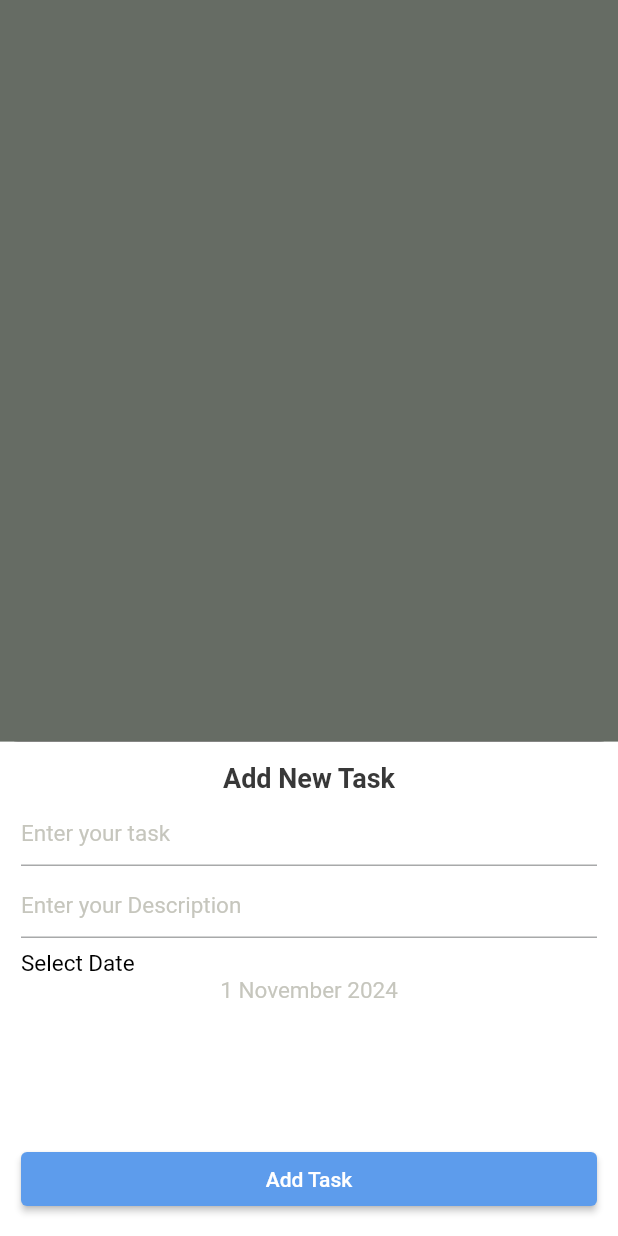
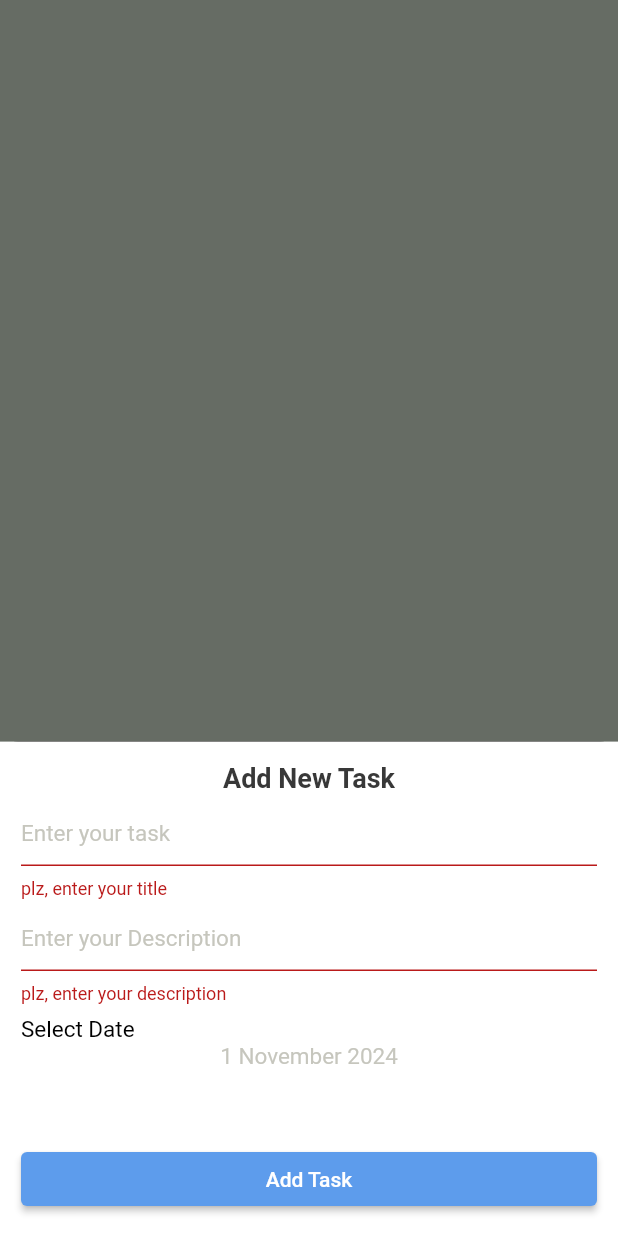
Before and after one commit to osos2511/todo-app, a Flutter app: what show() shows on an empty page, opened directly, after a tap on "Add Task", on a phone screen of 412 x 824 dp. Run offline on Flutter 3.47's test engine with Material 3 defaults, Android fonts, the phone set to English and light mode, and no system bars; our stand-ins replace cloud_firestore, easy_date_timeline, firebase_core, flutter_slidable; accounts and stored records are empty.

```diff
--- a/lib/core/reusable_components/task_item.dart
+++ b/lib/core/reusable_components/task_item.dart
@@ -1,9 +1,10 @@
 import 'package:flutter/material.dart';
 import 'package:flutter_slidable/flutter_slidable.dart';
+import 'package:todo_app/database_manager/model/todo_dm.dart';
 
 class TaskItem extends StatelessWidget {
-  const TaskItem({super.key});
-
+   TaskItem({super.key,required this.todo});
+TodoDm todo;
   @override
   Widget build(BuildContext context) {
     return Container(
@@ -57,8 +58,10 @@ class TaskItem extends StatelessWidget {
                 const SizedBox(width: 25,),
                 Column(
                   children: [
-                    Text('Task Title',style:  Theme.of(context).textTheme.titleMedium),
+                    Text(todo.title,style:  Theme.of(context).textTheme.titleMedium),
                     const SizedBox(height: 10,),
+                    Text(todo.description,style:  Theme.of(context).textTheme.titleMedium),
+
                     Row(
                       mainAxisAlignment: MainAxisAlignment.start,
                       children: [
--- /dev/null
+++ b/lib/database_manager/model/todo_dm.dart
@@ -0,0 +1,33 @@
+import 'package:cloud_firestore/cloud_firestore.dart';
+
+class TodoDm{
+  static const String collectionName='todo';
+  String id;
+  String title;
+  String description;
+  DateTime date;
+  bool isDone;
+  TodoDm({required this.id,
+    required this.title,
+    required this.description,
+    required this.date,
+    required this.isDone,});
+  Map<String,dynamic> toJson()=>{
+    "id":id,
+    "title":title,
+    "description":description,
+    "date":date,
+    "isDone":isDone,
+  };
+
+  factory TodoDm.fromJson(Map<String,dynamic>json){
+    return TodoDm(
+    id:json["id"],
+      title: json["title"],
+      description: json["description"],
+      date: (json["date"] as Timestamp).toDate(),
+      isDone:json["isDone"],
+
+    );
+  }
+}
--- a/lib/presentation/screens/home/add_task_bottom_sheet/add_task_bottom_sheet.dart
+++ b/lib/presentation/screens/home/add_task_bottom_sheet/add_task_bottom_sheet.dart
@@ -1,15 +1,17 @@
+import 'package:cloud_firestore/cloud_firestore.dart';
 import 'package:easy_date_timeline/easy_date_timeline.dart';
 import 'package:flutter/material.dart';
 import 'package:todo_app/core/colors_manager.dart';
 import 'package:todo_app/core/utils/date_utils.dart';
+import 'package:todo_app/database_manager/model/todo_dm.dart';
 
 class AddTaskBottomSheet extends StatefulWidget {
   AddTaskBottomSheet({super.key});
   @override
   State<AddTaskBottomSheet> createState() => _AddTaskBottomSheetState();
 
-  static void show(BuildContext context) {
-    showModalBottomSheet(
+  static Future show(BuildContext context) {
+   return showModalBottomSheet(
       isScrollControlled: true,
       context: context,
       builder: (context) => Padding(
@@ -23,13 +25,17 @@ class AddTaskBottomSheet extends StatefulWidget {
 
 class _AddTaskBottomSheetState extends State<AddTaskBottomSheet> {
   DateTime userSelectedDate = DateTime.now();
-
+  TextEditingController titleController = TextEditingController();
+  TextEditingController descriptionController = TextEditingController();
+  var formKey = GlobalKey<FormState>();
   @override
   Widget build(BuildContext context) {
     return Container(
       color: Theme.of(context).indicatorColor,
       height: MediaQuery.of(context).size.height * 0.4,
       padding: const EdgeInsets.all(14),
+      child: Form(
+        key: formKey,
         child: Column(
           crossAxisAlignment: CrossAxisAlignment.stretch,
           children: [
@@ -39,11 +45,25 @@ class _AddTaskBottomSheetState extends State<AddTaskBottomSheet> {
               style: Theme.of(context).textTheme.headlineMedium,
             ),
             TextFormField(
+              controller: titleController,
+              validator: (input) {
+                if (input == null || input.trim().isEmpty) {
+                  return 'plz, enter your title';
+                }
+                return null;
+              },
               decoration: InputDecoration(
                   hintText: 'Enter your task',
                   hintStyle: Theme.of(context).textTheme.displayMedium),
             ),
             TextFormField(
+              controller: descriptionController,
+              validator: (input) {
+                if (input == null || input.trim().isEmpty) {
+                  return 'plz, enter your description';
+                }
+                return null;
+              },
               decoration: InputDecoration(
                 hintText: 'Enter your Description',
                 hintStyle: Theme.of(context).textTheme.displayMedium,
@@ -69,11 +89,15 @@ class _AddTaskBottomSheetState extends State<AddTaskBottomSheet> {
                 )),
             const Spacer(),
             ElevatedButton(
-            onPressed: () {},
-            style: ElevatedButton.styleFrom(backgroundColor: ColorsManager.blueColor),
+              onPressed: () {
+                addToDoToFireStore();
+              },
+              style: ElevatedButton.styleFrom(
+                  backgroundColor: ColorsManager.blueColor),
               child: const Text('Add Task'),
             ),
           ],
+        ),
       ),
     );
   }
@@ -90,6 +114,32 @@ class _AddTaskBottomSheetState extends State<AddTaskBottomSheet> {
         ) ??
         userSelectedDate;
     setState(() {});
+  }
 
+  void addToDoToFireStore() {
+    if (formKey.currentState?.validate() == false) return;
+
+    CollectionReference todoCollection =
+        FirebaseFirestore.instance.collection(TodoDm.collectionName);
+    DocumentReference doc = todoCollection.doc();
+
+    TodoDm todo = TodoDm(
+      id: doc.id,
+      title: titleController.text,
+      description: descriptionController.text,
+      date: userSelectedDate,
+      isDone: false,
+    );
+
+    // add data to fireStore
+    doc.set(todo.toJson())
+        .then(
+          (_) {},
+        )
+        .timeout(const Duration(milliseconds: 500), onTimeout: () {
+      if (mounted) {
+        Navigator.pop(context);
+      }
+    });
   }
 }
--- a/lib/presentation/screens/home/tabs/settings_tab/settings_tab.dart
+++ b/lib/presentation/screens/home/tabs/settings_tab/settings_tab.dart
@@ -36,6 +36,7 @@ class _SettingsTabState extends State<SettingsTab> {
                   ),),
                   DropdownButton<String>(
                     underline: const SizedBox.shrink(),
+                    dropdownColor: Colors.white,
                     elevation: 0,
                     padding: const EdgeInsets.all(0),
                     isExpanded: false,
@@ -79,6 +80,7 @@ class _SettingsTabState extends State<SettingsTab> {
                     elevation: 0,
                     padding: const EdgeInsets.all(0),
                     isExpanded: false,
+                    dropdownColor: Colors.white,
                     style: const TextStyle(color: Colors.black,fontSize: 14,fontWeight: FontWeight.w400),
                     items: <String>['English','Arabic'].map((String value) {
                       return DropdownMenuItem<String>(
--- a/pubspec.yaml
+++ b/pubspec.yaml
@@ -38,6 +38,8 @@ dependencies:
   easy_date_timeline: ^1.1.3
   flutter_slidable: ^3.1.1
   intl: ^0.19.0
+  firebase_core: ^3.6.0
+  cloud_firestore: ^5.4.4
 dev_dependencies:
   flutter_test:
     sdk: flutter
```
Also changed, not shown: lib/main.dart (+10 -2 lines), lib/presentation/screens/home/home_screen.dart (+14 -6 lines), lib/presentation/screens/home/tabs/tasks_tab/tasks_tab.dart (+49 -6 lines), firebase.json (added), lib/firebase_options.dart (added), pubspec.lock, 7 other files. Lines whose indentation alone changed are shown as unchanged.
